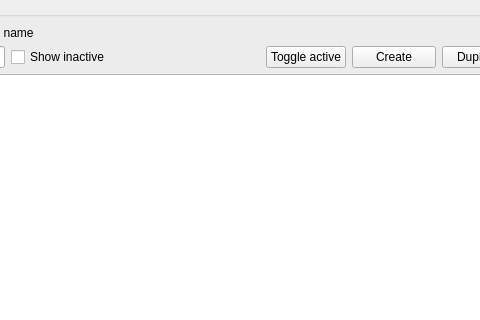
First picture: the form in core/ui/toolbars/epa/dscenario_manager.ui, repository Giswater/giswater_qgis_plugin, before the edit; both pictures show x 126 to 606 and y 0 to 320 of the 929 by 795 pixel window.
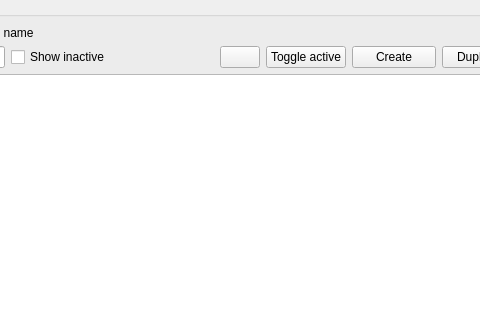
Second picture: the form after the edit.

Commit message: Enhancement: add btn_toc to dscenario_manager

What changed in the file:
```diff
--- a/core/ui/toolbars/epa/dscenario_manager.ui
+++ b/core/ui/toolbars/epa/dscenario_manager.ui
@@ -159,6 +159,13 @@
         </property>
        </widget>
       </item>
+      <item row="6" column="7">
+       <widget class="QPushButton" name="btn_toc">
+        <property name="text">
+         <string/>
+        </property>
+       </widget>
+      </item>
      </layout>
     </widget>
    </item>
```
The commit also changes 1 other file.
